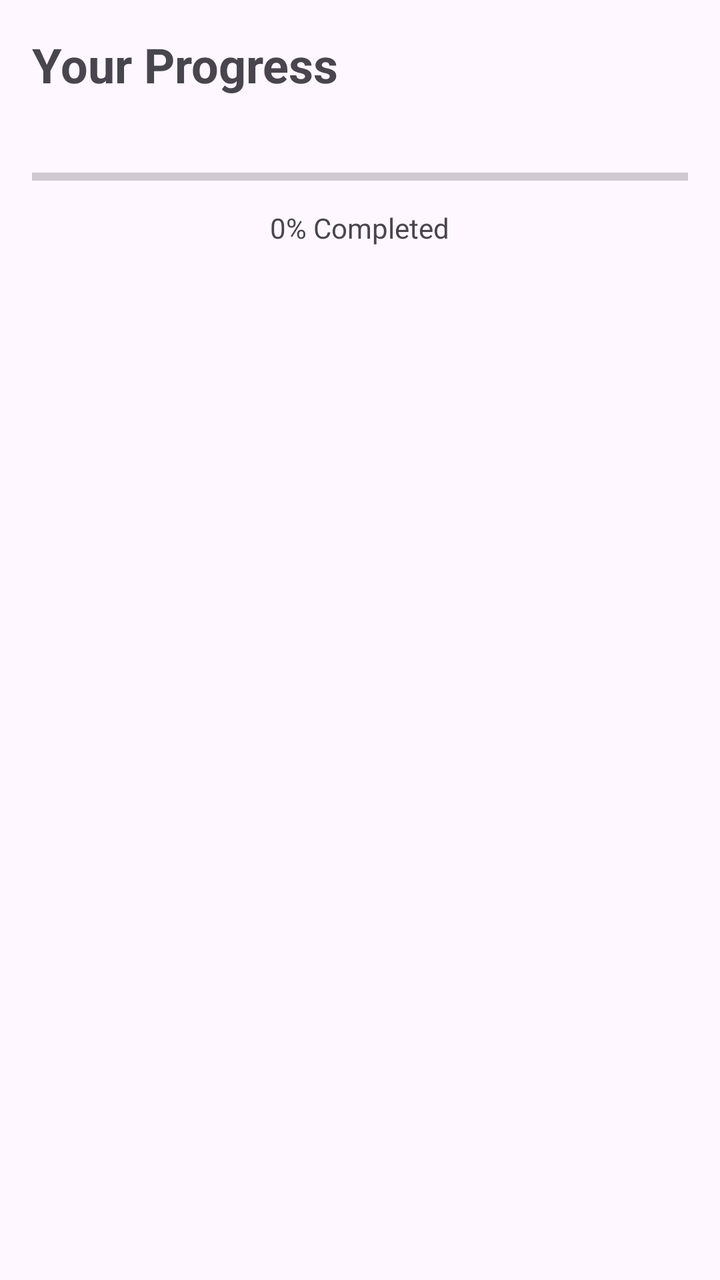
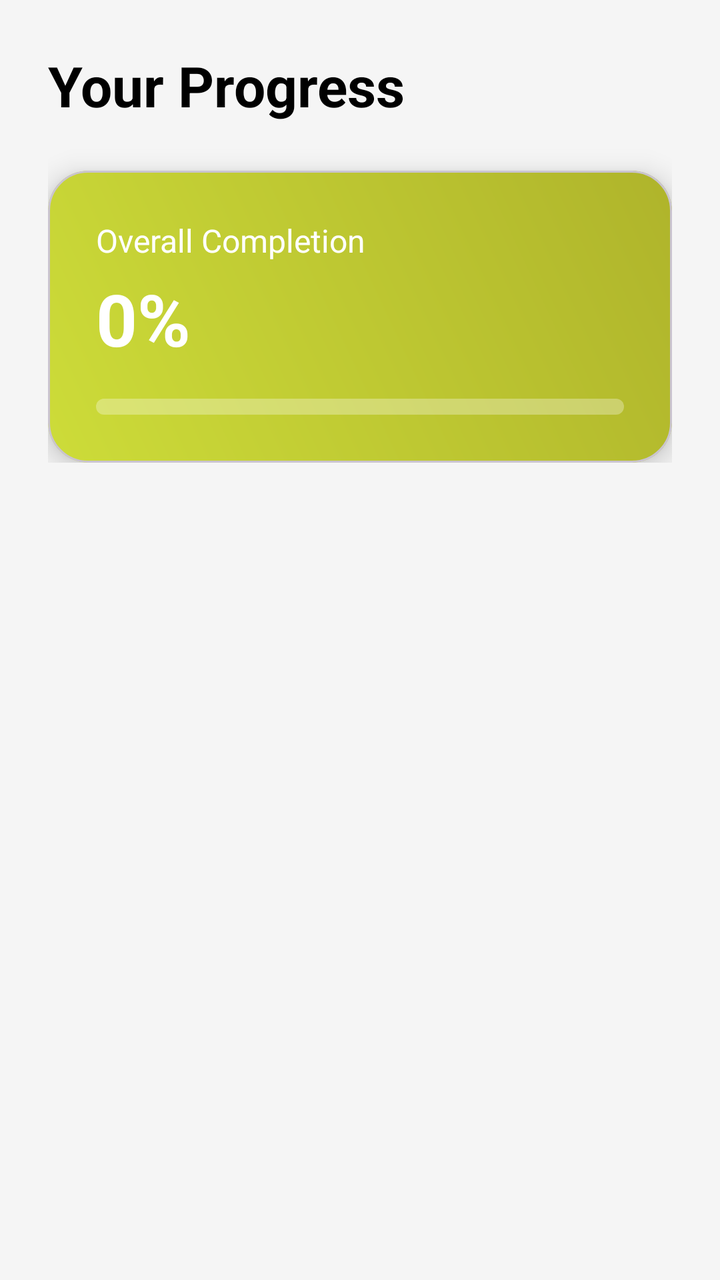

Two renders of the same Android screen: before a commit and after it. Below are the layout's source before the change and the commit's diff.
<!-- AndroidManifest.xml: application theme Theme.StudyBuddy -->
<!-- res/layout/fragment_progress.xml -->
<?xml version="1.0" encoding="utf-8"?>
<LinearLayout xmlns:android="http://schemas.android.com/apk/res/android"
    android:layout_width="match_parent"
    android:layout_height="match_parent"
    android:orientation="vertical"
    android:padding="16dp">

    <TextView
        android:layout_width="wrap_content"
        android:layout_height="wrap_content"
        android:text="Your Progress"
        android:textSize="24sp"
        android:textStyle="bold" />

    <ProgressBar
        android:id="@+id/overallProgressBar"
        style="?android:attr/progressBarStyleHorizontal"
        android:layout_width="match_parent"
        android:layout_height="wrap_content"
        android:layout_marginTop="32dp"
        android:max="100"
        android:progress="0" />

    <TextView
        android:id="@+id/progressPercentageTextView"
        android:layout_width="wrap_content"
        android:layout_height="wrap_content"
        android:layout_gravity="center_horizontal"
        android:layout_marginTop="8dp"
        android:text="0% Completed" />

    <androidx.recyclerview.widget.RecyclerView
        android:id="@+id/courseProgressRecyclerView"
        android:layout_width="match_parent"
        android:layout_height="0dp"
        android:layout_marginTop="24dp"
        android:layout_weight="1" />

</LinearLayout>
<!-- resources referenced by this layout -->
<resources>
  <style name="Theme.StudyBuddy" parent="Base.Theme.StudyBuddy" />
  <style name="Base.Theme.StudyBuddy" parent="Theme.Material3.DayNight.NoActionBar">
          
          
      </style>
</resources>

<!-- the commit's change to res/layout/fragment_progress.xml (unified diff, before → after) -->
@@ -1,39 +1,82 @@
 <?xml version="1.0" encoding="utf-8"?>
-<LinearLayout xmlns:android="http://schemas.android.com/apk/res/android"
+<androidx.coordinatorlayout.widget.CoordinatorLayout xmlns:android="http://schemas.android.com/apk/res/android"
+    xmlns:app="http://schemas.android.com/apk/res-auto"
     android:layout_width="match_parent"
     android:layout_height="match_parent"
-    android:orientation="vertical"
-    android:padding="16dp">
+    android:background="#F5F5F5">
 
-    <TextView
-        android:layout_width="wrap_content"
-        android:layout_height="wrap_content"
-        android:text="Your Progress"
-        android:textSize="24sp"
-        android:textStyle="bold" />
-
-    <ProgressBar
-        android:id="@+id/overallProgressBar"
-        style="?android:attr/progressBarStyleHorizontal"
+    <com.google.android.material.appbar.AppBarLayout
         android:layout_width="match_parent"
         android:layout_height="wrap_content"
-        android:layout_marginTop="32dp"
-        android:max="100"
-        android:progress="0" />
+        android:background="@android:color/transparent"
+        app:elevation="0dp">
 
-    <TextView
-        android:id="@+id/progressPercentageTextView"
-        android:layout_width="wrap_content"
-        android:layout_height="wrap_content"
-        android:layout_gravity="center_horizontal"
-        android:layout_marginTop="8dp"
-        android:text="0% Completed" />
+        <LinearLayout
+            android:layout_width="match_parent"
+            android:layout_height="wrap_content"
+            android:orientation="vertical"
+            android:padding="24dp">
+
+            <TextView
+                android:layout_width="wrap_content"
+                android:layout_height="wrap_content"
+                android:text="Your Progress"
+                android:textColor="@color/black"
+                android:textSize="28sp"
+                android:textStyle="bold" />
+
+            <com.google.android.material.card.MaterialCardView
+                android:layout_width="match_parent"
+                android:layout_height="wrap_content"
+                android:layout_marginTop="24dp"
+                app:cardCornerRadius="20dp"
+                app:cardElevation="8dp">
+
+                <LinearLayout
+                    android:layout_width="match_parent"
+                    android:layout_height="wrap_content"
+                    android:background="@drawable/gradient_card_bg"
+                    android:orientation="vertical"
+                    android:padding="24dp">
+
+                    <TextView
+                        android:layout_width="wrap_content"
+                        android:layout_height="wrap_content"
+                        android:text="Overall Completion"
+                        android:textColor="@color/white"
+                        android:textSize="16sp" />
+
+                    <TextView
+                        android:id="@+id/progressPercentageTextView"
+                        android:layout_width="wrap_content"
+                        android:layout_height="wrap_content"
+                        android:layout_marginTop="4dp"
+                        android:text="0%"
+                        android:textColor="@color/white"
+                        android:textSize="36sp"
+                        android:textStyle="bold" />
+
+                    <ProgressBar
+                        android:id="@+id/overallProgressBar"
+                        style="?android:attr/progressBarStyleHorizontal"
+                        android:layout_width="match_parent"
+                        android:layout_height="8dp"
+                        android:layout_marginTop="16dp"
+                        android:max="100"
+                        android:progress="0"
+                        android:progressDrawable="@drawable/white_progress_bar" />
+
+                </LinearLayout>
+            </com.google.android.material.card.MaterialCardView>
+        </LinearLayout>
+    </com.google.android.material.appbar.AppBarLayout>
 
     <androidx.recyclerview.widget.RecyclerView
         android:id="@+id/courseProgressRecyclerView"
         android:layout_width="match_parent"
-        android:layout_height="0dp"
-        android:layout_marginTop="24dp"
-        android:layout_weight="1" />
+        android:layout_height="match_parent"
+        android:clipToPadding="false"
+        android:paddingBottom="80dp"
+        app:layout_behavior="@string/appbar_scrolling_view_behavior" />
 
-</LinearLayout>
+</androidx.coordinatorlayout.widget.CoordinatorLayout>
<!-- resource entries referenced after the edit -->
@@ -1,9 +1,54 @@
 <!-- resources referenced by this layout -->
 <resources>
+  <color name="black">#FF000000</color>
+  <color name="white">#FFFFFFFF</color>
+  <!-- drawable gradient_card_bg (drawable) -->
+  <?xml version="1.0" encoding="utf-8"?>
+  <shape xmlns:android="http://schemas.android.com/apk/res/android">
+      <gradient
+          android:startColor="#CDDC39"
+          android:endColor="#AFB42B"
+          android:angle="45" />
+      <corners android:radius="20dp" />
+  </shape>
+  <!-- drawable white_progress_bar (drawable) -->
+  <?xml version="1.0" encoding="utf-8"?>
+  <layer-list xmlns:android="http://schemas.android.com/apk/res/android">
+      <item android:id="@android:id/background">
+          <shape>
+              <corners android:radius="10dp" />
+              <solid android:color="#4DFFFFFF" />
+          </shape>
+      </item>
+      <item android:id="@android:id/progress">
+          <clip>
+              <shape>
+                  <corners android:radius="10dp" />
+                  <solid android:color="@color/white" />
+              </shape>
+          </clip>
+      </item>
+  </layer-list>
   <style name="Theme.StudyBuddy" parent="Base.Theme.StudyBuddy" />
   <style name="Base.Theme.StudyBuddy" parent="Theme.Material3.DayNight.NoActionBar">
           
+          <item name="colorPrimary">@color/lime_primary</item>
+          <item name="colorPrimaryVariant">@color/lime_primary_variant</item>
+          <item name="colorOnPrimary">@color/black</item>
           
+          <item name="colorSecondary">@color/lime_secondary</item>
+          <item name="colorSecondaryVariant">@color/lime_primary_variant</item>
+          <item name="colorOnSecondary">@color/black</item>
+          
+          <item name="android:statusBarColor">?attr/colorPrimaryVariant</item>
+  
+          <item name="android:windowBackground">@color/background_white</item>
+          <item name="colorSurface">@color/surface_white</item>
       </style>
+  <color name="lime_primary">#CDDC39</color>
+  <color name="lime_primary_variant">#AFB42B</color>
+  <color name="lime_secondary">#DCE775</color>
+  <color name="background_white">#FAFAFA</color>
+  <color name="surface_white">#FFFFFF</color>
 </resources>
 
